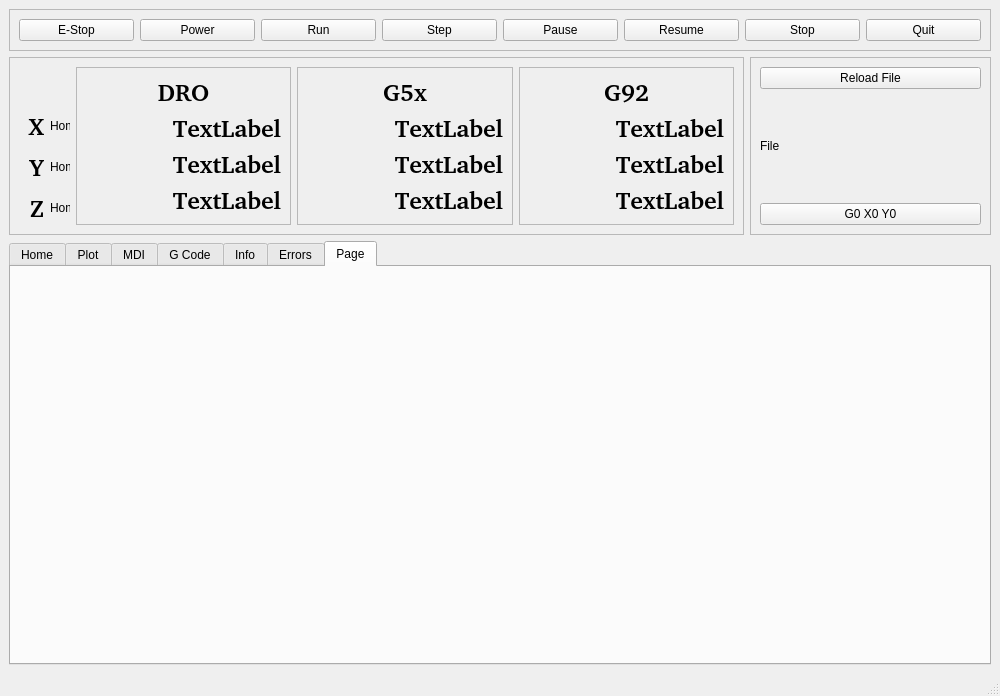
Above: examples/touch/touch.ui from jethornton/flexgui before the change. Below: the same form after it.
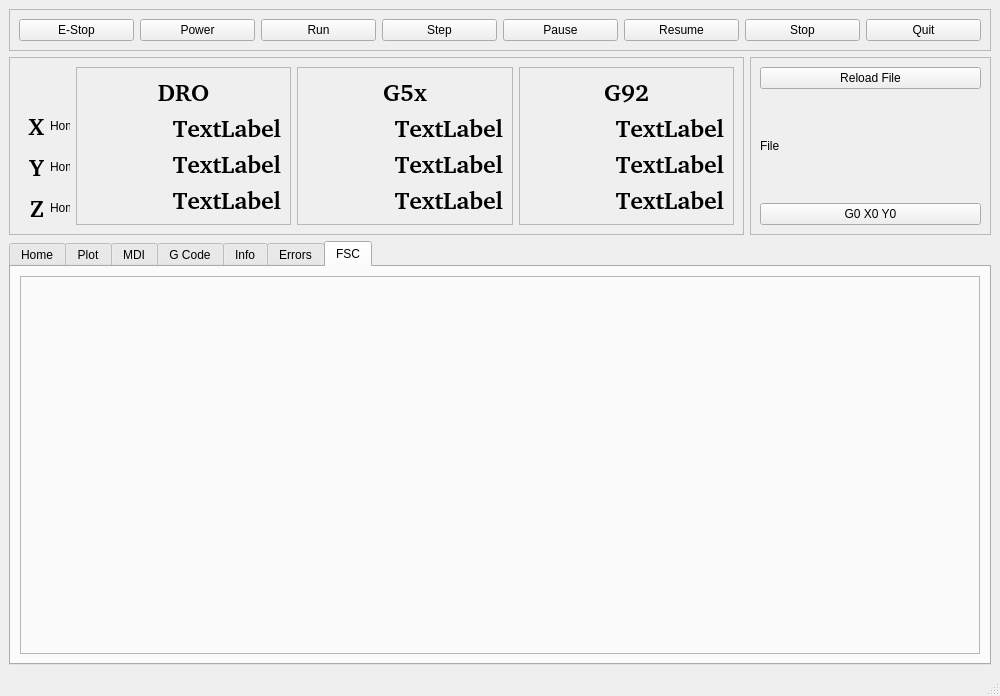
That is the form after the change. The open tabs and pages were chosen to show the change.

What changed in the file:
```diff
--- a/examples/touch/touch.ui
+++ b/examples/touch/touch.ui
@@ -1026,8 +1026,23 @@
       </widget>
       <widget class="QWidget" name="tab_6">
        <attribute name="title">
-        <string>Page</string>
+        <string>FSC</string>
        </attribute>
+       <layout class="QVBoxLayout" name="verticalLayout">
+        <item>
+         <widget class="QFrame" name="fsc_container">
+          <property name="frameShape">
+           <enum>QFrame::StyledPanel</enum>
+          </property>
+          <property name="frameShadow">
+           <enum>QFrame::Raised</enum>
+          </property>
+          <property name="mode" stdset="0">
+           <string>touch</string>
+          </property>
+         </widget>
+        </item>
+       </layout>
       </widget>
      </widget>
     </item>
```
Left out of the diff: 10 changed lines with no effect on the pictures.
